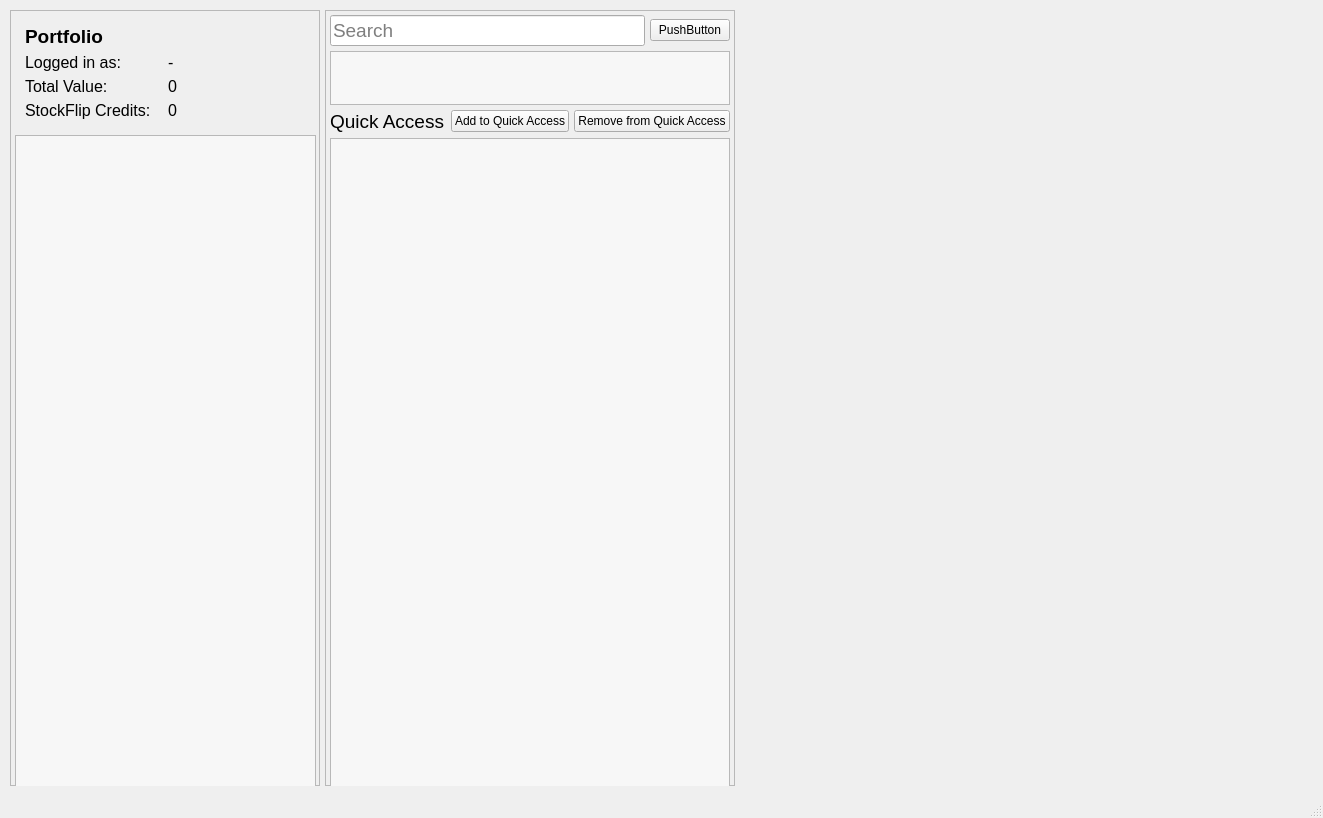
First picture: the form in UI/main.ui, repository welshbrad/StockFlip, before the edit.
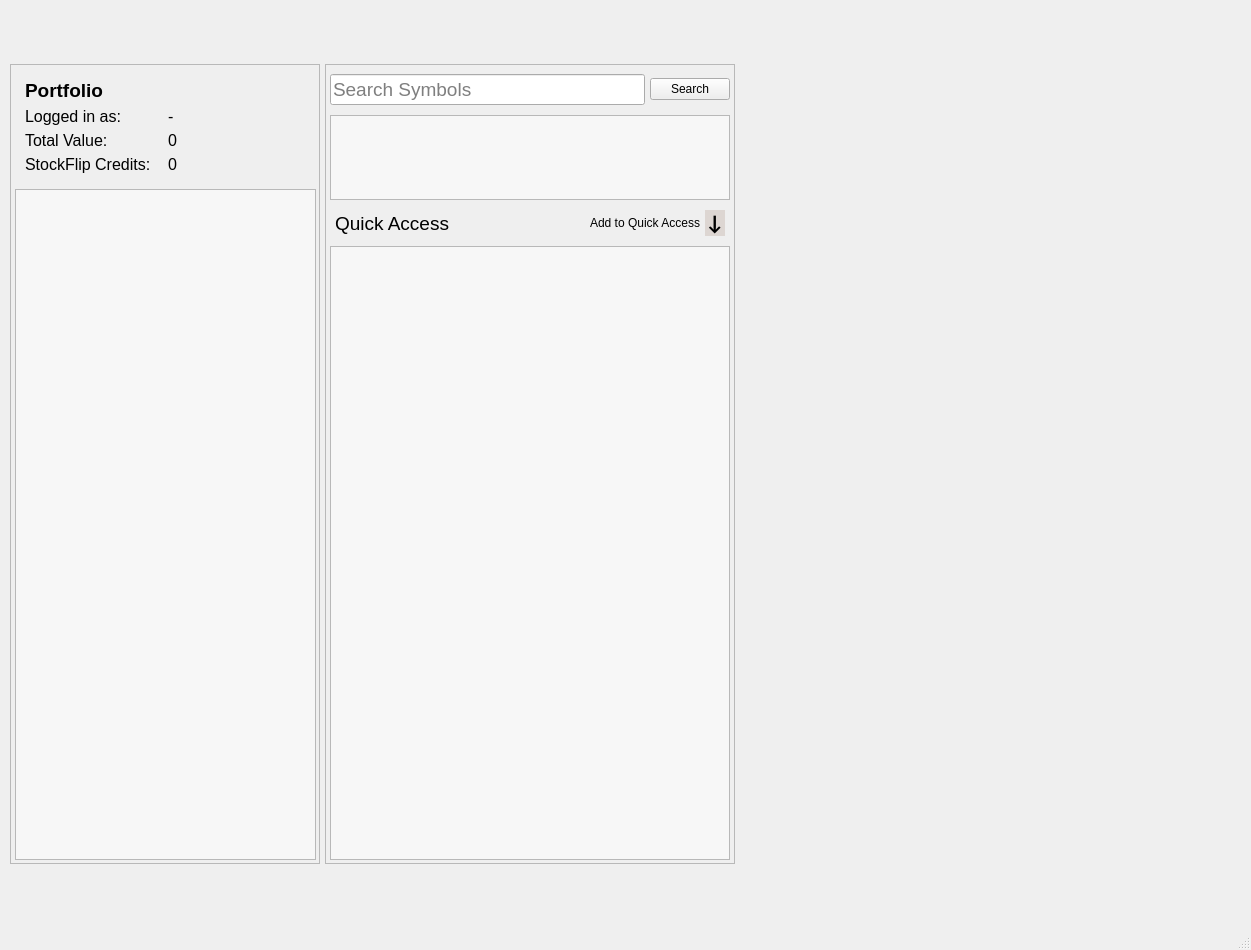
Second picture: the form after the edit.

Patch:
```diff
--- a/UI/main.ui
+++ b/UI/main.ui
@@ -6,8 +6,8 @@
    <rect>
     <x>0</x>
     <y>0</y>
-    <width>1323</width>
-    <height>818</height>
+    <width>1251</width>
+    <height>950</height>
    </rect>
   </property>
   <property name="palette">
@@ -120,6 +120,21 @@
         </property>
         <item>
          <layout class="QGridLayout" name="gridLayout_9">
+          <property name="leftMargin">
+           <number>0</number>
+          </property>
+          <property name="topMargin">
+           <number>5</number>
+          </property>
+          <property name="rightMargin">
+           <number>0</number>
+          </property>
+          <property name="bottomMargin">
+           <number>5</number>
+          </property>
+          <property name="spacing">
+           <number>5</number>
+          </property>
           <item row="0" column="0">
            <widget class="QLineEdit" name="lineEdit_2">
             <property name="maximumSize">
@@ -134,7 +149,7 @@
              </font>
             </property>
             <property name="placeholderText">
-             <string>Search</string>
+             <string>Search Symbols</string>
             </property>
            </widget>
           </item>
@@ -147,24 +162,30 @@
              </size>
             </property>
             <property name="text">
-             <string>PushButton</string>
+             <string>Search</string>
             </property>
            </widget>
           </item>
          </layout>
         </item>
         <item>
-         <widget class="QListWidget" name="listWidget_3">
+         <widget class="QListWidget" name="searchList">
+          <property name="sizePolicy">
+           <sizepolicy hsizetype="Preferred" vsizetype="Maximum">
+            <horstretch>0</horstretch>
+            <verstretch>0</verstretch>
+           </sizepolicy>
+          </property>
           <property name="minimumSize">
            <size>
             <width>0</width>
-            <height>0</height>
+            <height>85</height>
            </size>
           </property>
           <property name="maximumSize">
            <size>
             <width>16777215</width>
-            <height>54</height>
+            <height>85</height>
            </size>
           </property>
           <property name="palette">
@@ -208,6 +229,21 @@
         </item>
         <item>
          <layout class="QHBoxLayout" name="horizontalLayout_2">
+          <property name="spacing">
+           <number>5</number>
+          </property>
+          <property name="leftMargin">
+           <number>5</number>
+          </property>
+          <property name="topMargin">
+           <number>5</number>
+          </property>
+          <property name="rightMargin">
+           <number>5</number>
+          </property>
+          <property name="bottomMargin">
+           <number>5</number>
+          </property>
           <item>
            <widget class="QLabel" name="label">
             <property name="font">
@@ -221,16 +257,39 @@
            </widget>
           </item>
           <item>
-           <widget class="QPushButton" name="pushButton">
+           <widget class="QLabel" name="label_5">
             <property name="text">
              <string>Add to Quick Access</string>
             </property>
+            <property name="alignment">
+             <set>Qt::AlignRight|Qt::AlignTrailing|Qt::AlignVCenter</set>
+            </property>
            </widget>
           </item>
           <item>
-           <widget class="QPushButton" name="pushButton_3">
+           <widget class="QLabel" name="sendToQuickAccessButton">
+            <property name="maximumSize">
+             <size>
+              <width>20</width>
+              <height>16777215</height>
+             </size>
+            </property>
+            <property name="font">
+             <font>
+              <family>Calibri</family>
+              <pointsize>16</pointsize>
+              <weight>75</weight>
+              <bold>true</bold>
+             </font>
+            </property>
+            <property name="styleSheet">
+             <string notr="true">background-color: rgb(221, 214, 210);</string>
+            </property>
             <property name="text">
-             <string>Remove from Quick Access</string>
+             <string>&lt;p&gt; &amp;darr; &lt;/p&gt;</string>
+            </property>
+            <property name="alignment">
+             <set>Qt::AlignCenter</set>
             </property>
            </widget>
           </item>
@@ -238,6 +297,18 @@
         </item>
         <item>
          <widget class="QListWidget" name="quickAccessList">
+          <property name="sizePolicy">
+           <sizepolicy hsizetype="Expanding" vsizetype="Expanding">
+            <horstretch>0</horstretch>
+            <verstretch>0</verstretch>
+           </sizepolicy>
+          </property>
+          <property name="minimumSize">
+           <size>
+            <width>0</width>
+            <height>0</height>
+           </size>
+          </property>
           <property name="palette">
            <palette>
             <active>
@@ -311,7 +382,7 @@
       </widget>
      </widget>
     </item>
-    <item row="0" column="3">
+    <item row="0" column="4">
      <spacer name="horizontalSpacer">
       <property name="orientation">
        <enum>Qt::Horizontal</enum>
```
Left out of the diff: 86 changed lines with no effect on the pictures.
